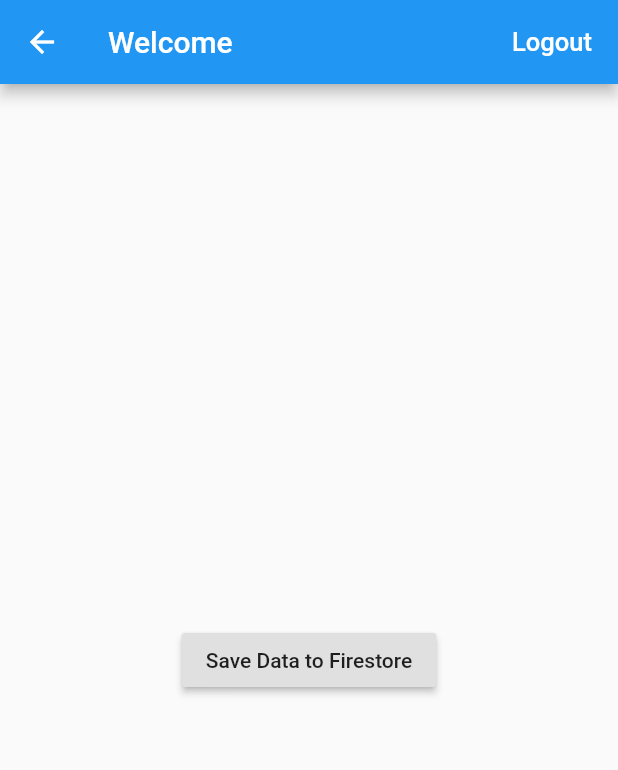
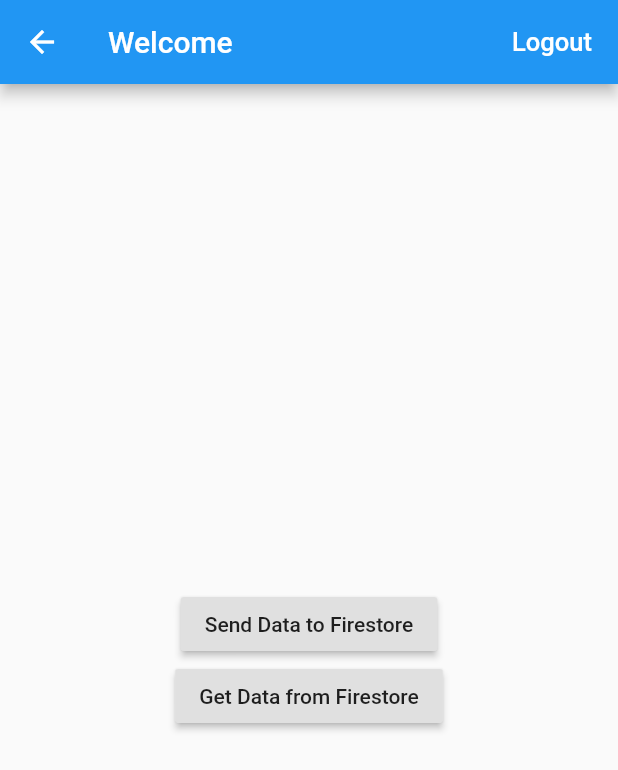
Before and after one commit to killertilapia/mobdev_firebase_demo, a Flutter app: the HomePage screen opened directly, on a phone screen of 412 x 824 dp. Shown: the top 770 px of the screen. Run offline on Flutter 3.47's test engine with Material 2 defaults, Android fonts, the phone set to English and light mode, and no system bars; our stand-ins replace cloud_firestore, firebase_auth, firebase_core; accounts and stored records are empty.

Commit message:
Updated code with comments

```diff
--- a/lib/screens/home_page.dart
+++ b/lib/screens/home_page.dart
@@ -31,12 +31,15 @@ class HomePage extends StatelessWidget {
     );
 
     CollectionReference empCollection = _db.collection("employee");
+    // #1 with Firebase handling the Id generation
+    await empCollection.doc().set(carlModel.toFirebase());
+
+    // #1 with generated Id
     var docId = empCollection.doc().id;
     carlModel.id = docId;
-    // #1
     await empCollection.doc(docId).set(carlModel.toFirebase());
 
-    // // #2
+    // // #2 without await
     // empCollection.doc().set(carlModel.toFirebase())
     //   .then((value) => print('New Employee Added'))
     //   .catchError((error) => print('Failed to add employee'));
@@ -65,9 +68,18 @@ class HomePage extends StatelessWidget {
       ),
       body: Container(
         child: Center(
-            child: RaisedButton(
-              child: Text('Save Data to Firestore'),
-              onPressed: _retrieveFromFireStore,
+            child: Column(
+              mainAxisAlignment: MainAxisAlignment.center,
+              children: [
+                RaisedButton(
+                  child: Text('Send Data to Firestore'),
+                  onPressed: _saveDataToFireStore,
+                ),
+                RaisedButton(
+                  child: Text('Get Data from Firestore'),
+                  onPressed: _retrieveFromFireStore,
+                ),
+              ],
             )
         ),
       ),
```
